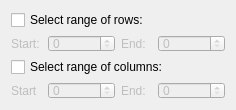
This is src/Interface/Modules/Math/SelectSubMatrix.ui in SCIInstitute/SCIRun as Qt 5 draws it before an edit. The edited form follows.
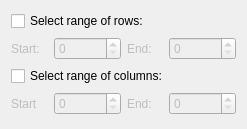
This is the edited form.

What changed in the file:
```diff
--- a/src/Interface/Modules/Math/SelectSubMatrix.ui
+++ b/src/Interface/Modules/Math/SelectSubMatrix.ui
@@ -6,14 +6,14 @@
    <rect>
     <x>0</x>
     <y>0</y>
-    <width>236</width>
-    <height>110</height>
+    <width>247</width>
+    <height>129</height>
    </rect>
   </property>
   <property name="minimumSize">
    <size>
-    <width>236</width>
-    <height>110</height>
+    <width>247</width>
+    <height>129</height>
    </size>
   </property>
   <property name="windowTitle">
```
